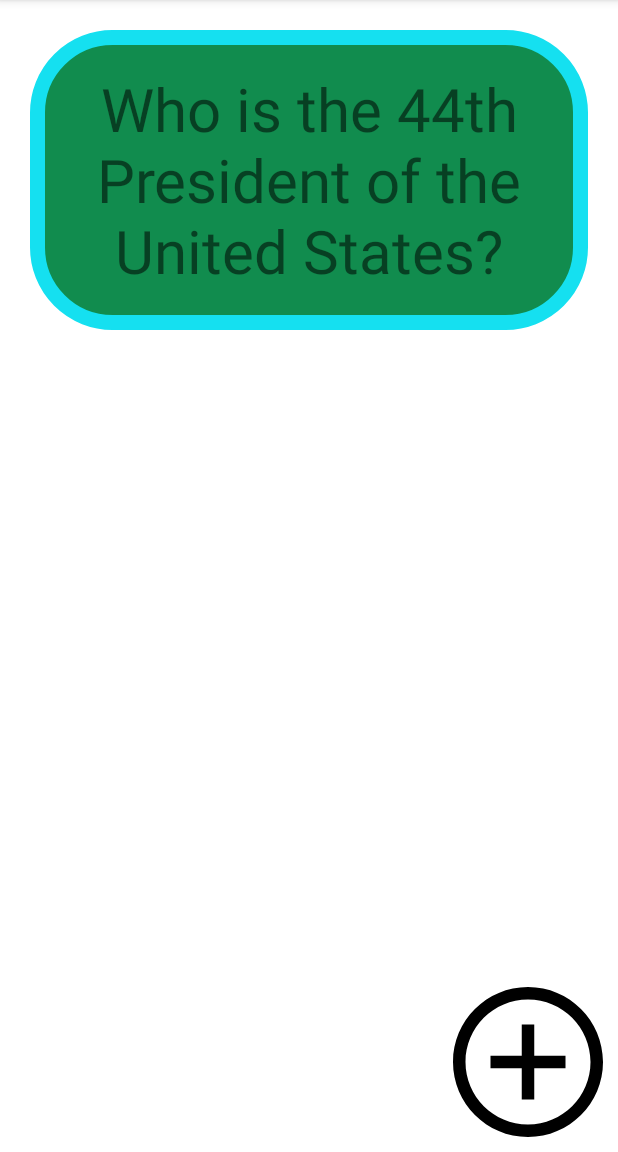
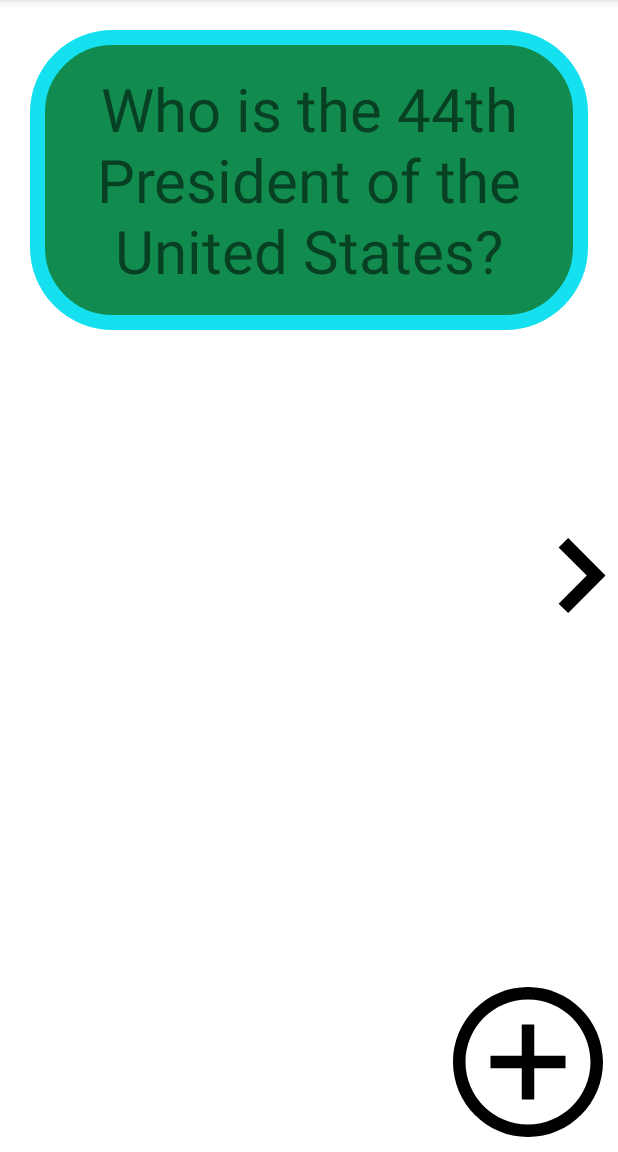
Before and after one commit to cwongsatjachock/Flashcard-App, an Android app: the screen it shows after launch (MainActivity), on a phone screen of 412 x 824 dp, the part 84-1236 px from its top. Run offline under Robolectric (Android 15) with nearby library versions, the phone set to English and light mode, and no system bars; our stand-ins replace Room's generated code.

Commit message:
Lab 2 Commit

```diff
--- a/app/src/main/java/com/example/victorsflashcardapp/MainActivity.java
+++ b/app/src/main/java/com/example/victorsflashcardapp/MainActivity.java
@@ -10,10 +10,17 @@ import android.view.View;
 import android.widget.ImageButton;
 import android.widget.TextView;
 
+import com.google.android.material.snackbar.Snackbar;
+
+import java.util.List;
+
 public class MainActivity extends AppCompatActivity {
 
     TextView fQuestion;
     TextView fAnswer;
+    FlashcardDatabase flashcardDatabase;
+    List<Flashcard> allFlashcards;
+    int currentCardDisplayedIndex = 0;
 
     @Override
     protected void onCreate(Bundle savedInstanceState) {
@@ -22,6 +29,16 @@ public class MainActivity extends AppCompatActivity {
 
         fQuestion = findViewById(R.id.flashcard_question);
         fAnswer = findViewById(R.id.flashcard_answer);
+        ImageButton fNext = findViewById(R.id.next_button);
+
+
+        flashcardDatabase = new FlashcardDatabase(getApplicationContext());
+        allFlashcards = flashcardDatabase.getAllCards();
+
+        if (allFlashcards != null && allFlashcards.size() > 0) {
+            fQuestion.setText(allFlashcards.get(0).getQuestion());
+            fAnswer.setText(allFlashcards.get(0).getAnswer());
+        }
 
         fQuestion.setOnClickListener(new View.OnClickListener(){
             @Override
@@ -37,6 +54,26 @@ public class MainActivity extends AppCompatActivity {
                 fQuestion.setVisibility(View.VISIBLE);
                 fAnswer.setVisibility(View.INVISIBLE);
             };
+        });
+
+        fNext.setOnClickListener(new View.OnClickListener() {
+            @Override
+            public void onClick(View view) {
+                if (allFlashcards.size() == 0)
+                    return;
+
+                currentCardDisplayedIndex++;
+
+                if(currentCardDisplayedIndex >= allFlashcards.size()) {
+                    currentCardDisplayedIndex = 0;
+                }
+
+                allFlashcards = flashcardDatabase.getAllCards();
+                Flashcard flashcard = allFlashcards.get(currentCardDisplayedIndex);
+
+                fQuestion.setText(flashcard.getAnswer());
+                fAnswer.setText(flashcard.getQuestion());
+            }
         });
 
         ImageButton addButton = findViewById(R.id.add_button);
@@ -56,8 +93,12 @@ public class MainActivity extends AppCompatActivity {
             if(data != null) {
                 String questionString = data.getExtras().getString("QUESTION_KEY");
                 String answerString = data.getExtras().getString("ANSWER_KEY");
+
                 fQuestion.setText(questionString);
                 fAnswer.setText(answerString);
+
+                flashcardDatabase.insertCard(new Flashcard(questionString, answerString));
+                allFlashcards = flashcardDatabase.getAllCards();
             }
         }
     }
--- /dev/null
+++ b/app/src/main/res/drawable/ic_iconmonstr_arrow_25.xml
@@ -0,0 +1,4 @@
+<vector android:height="50dp" android:viewportHeight="24"
+    android:viewportWidth="24" android:width="50dp" xmlns:android="http://schemas.android.com/apk/res/android">
+    <path android:fillColor="#FF000000" android:pathData="M5,3l3.057,-3 11.943,12 -11.943,12 -3.057,-3 9,-9z"/>
+</vector>
--- a/app/src/main/res/layout/activity_main.xml
+++ b/app/src/main/res/layout/activity_main.xml
@@ -37,6 +37,12 @@
         android:layout_margin="10dp"
         android:background="@drawable/ic_iconmonstr_plus_6" />
 
-
+    <ImageButton
+        android:id="@+id/next_button"
+        android:background="@drawable/ic_iconmonstr_arrow_25"
+        android:layout_alignParentRight="true"
+        android:layout_centerInParent="true"
+        android:layout_width="50dp"
+        android:layout_height="50dp" />
 
 </RelativeLayout>
```
